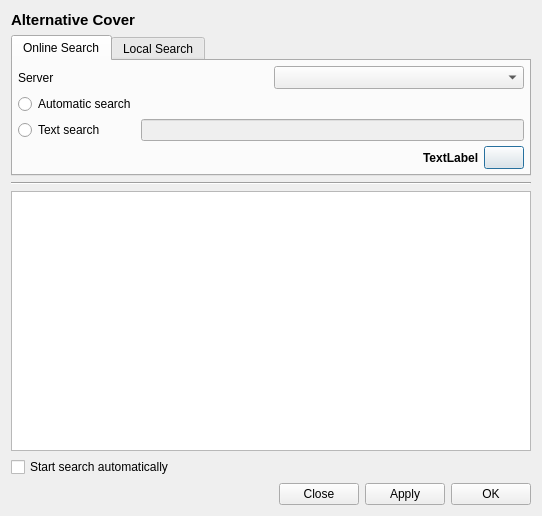
First picture: the form in src/Gui/Covers/GUI_AlternativeCovers.ui, repository Inferno214221/sayonara-player, before the edit.
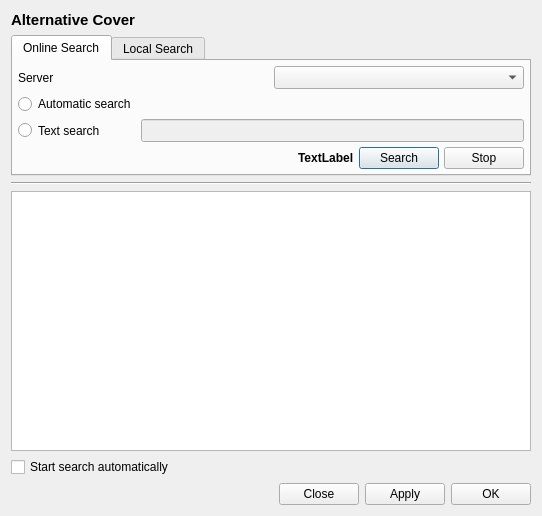
Second picture: the form after the edit. Custom widgets are drawn as their Qt base class.

```diff
--- a/src/Gui/Covers/GUI_AlternativeCovers.ui
+++ b/src/Gui/Covers/GUI_AlternativeCovers.ui
@@ -207,7 +207,14 @@
             </sizepolicy>
            </property>
            <property name="text">
-            <string/>
+            <string notr="true">Search</string>
+           </property>
+          </widget>
+         </item>
+         <item>
+          <widget class="QPushButton" name="btn_stop_search">
+           <property name="text">
+            <string notr="true">Stop</string>
            </property>
           </widget>
          </item>
```
